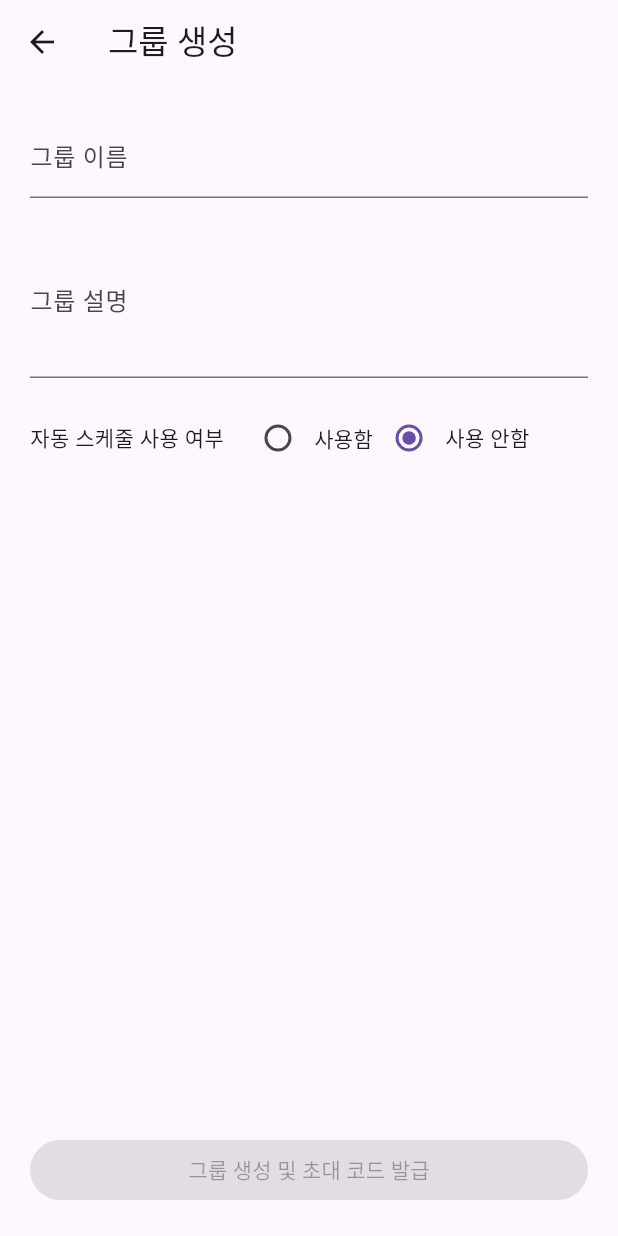
After one commit to DKU-Albamate/capstone1_albamate, a Flutter app: the CreateGroupPage screen opened directly, on a phone screen of 412 x 824 dp. The commit adds this screen. Run offline on Flutter 3.47's test engine with Material 3 defaults, Android fonts, the phone set to English and light mode, and no system bars; our stand-ins replace cloud_firestore, firebase_auth, firebase_core, syncfusion_flutter_calendar; accounts and stored records are empty.

Commit message:
그룹 생성 UI 구현

```diff
--- a/albamate_sample/lib/component/home_navigation.dart
+++ b/albamate_sample/lib/component/home_navigation_boss.dart
@@ -1,7 +1,7 @@
 import 'package:flutter/material.dart';
 import '../screen/homePage/boss/boss_homecalendar.dart';
 import '../screen/homePage/boss/boss_mypage.dart';
-import '../screen/homePage/boss/boss_homegroup.dart';
+import '../screen/homePage/boss/boss_group.dart';
 
 class HomeNavigation extends StatelessWidget {
   final int currentIndex; // 현재 선택된 페이지 인덱스
--- a/albamate_sample/lib/screen/homePage/boss/boss_homeCalendar.dart
+++ b/albamate_sample/lib/screen/homePage/boss/boss_homeCalendar.dart
@@ -1,6 +1,6 @@
 import 'package:flutter/material.dart';
 import 'package:syncfusion_flutter_calendar/calendar.dart';
-import '/component/home_navigation.dart';
+import '/component/home_navigation_boss.dart';
 
 class BossHomecalendar extends StatefulWidget {
   const BossHomecalendar({super.key});
--- a/albamate_sample/lib/screen/homePage/boss/boss_mypage.dart
+++ b/albamate_sample/lib/screen/homePage/boss/boss_mypage.dart
@@ -1,5 +1,5 @@
 import 'package:flutter/material.dart';
-import '/component/home_navigation.dart';
+import '/component/home_navigation_boss.dart';
 
 class BossMypage extends StatelessWidget {
   const BossMypage({super.key});
--- /dev/null
+++ b/albamate_sample/lib/screen/homePage/boss/create_group.dart
@@ -0,0 +1,80 @@
+import 'package:flutter/material.dart';
+
+class CreateGroupPage extends StatefulWidget {
+  const CreateGroupPage({super.key});
+
+  @override
+  State<CreateGroupPage> createState() => _CreateGroupPageState();
+}
+
+class _CreateGroupPageState extends State<CreateGroupPage> {
+  final TextEditingController _nameController = TextEditingController();
+  final TextEditingController _descController = TextEditingController();
+  bool useAutoSchedule = false;
+
+  bool get isFormValid =>
+      _nameController.text.isNotEmpty && _descController.text.isNotEmpty;
+
+  @override
+  Widget build(BuildContext context) {
+    return Scaffold(
+      appBar: AppBar(title: const Text("그룹 생성")),
+      body: Padding(
+        padding: const EdgeInsets.all(20.0),
+        child: Column(
+          crossAxisAlignment: CrossAxisAlignment.start,
+          children: [
+            TextField(
+              controller: _nameController,
+              decoration: const InputDecoration(labelText: "그룹 이름"),
+              onChanged: (_) => setState(() {}),
+            ),
+            const SizedBox(height: 16),
+            TextField(
+              controller: _descController,
+              maxLines: 3,
+              decoration: const InputDecoration(labelText: "그룹 설명"),
+              onChanged: (_) => setState(() {}),
+            ),
+            const SizedBox(height: 16),
+            Row(
+              children: [
+                const Text("자동 스케줄 사용 여부"),
+                const SizedBox(width: 12),
+                Radio<bool>(
+                  value: true,
+                  groupValue: useAutoSchedule,
+                  onChanged:
+                      (value) => setState(() => useAutoSchedule = value!),
+                ),
+                const Text("사용함"),
+                Radio<bool>(
+                  value: false,
+                  groupValue: useAutoSchedule,
+                  onChanged:
+                      (value) => setState(() => useAutoSchedule = value!),
+                ),
+                const Text("사용 안함"),
+              ],
+            ),
+            const Spacer(),
+            SizedBox(
+              width: double.infinity,
+              child: ElevatedButton(
+                onPressed:
+                    isFormValid
+                        ? () {
+                          // 그룹 생성 API 호출 및 초대 코드 발급 요청
+                          // todo: POST /api/groups 호출
+                          // 초대 코드 발급 구현 시 API를 활용해 초대 코드 클립보드 복사 및 초대 코드 공유 기능 구현 예정
+                        }
+                        : null,
+                child: const Text("그룹 생성 및 초대 코드 발급"),
+              ),
+            ),
+          ],
+        ),
+      ),
+    );
+  }
+}
--- /dev/null
+++ b/albamate_sample/lib/screen/homePage/worker/worker_group.dart
@@ -0,0 +1,15 @@
+import 'package:flutter/material.dart';
+import '../../../component/home_navigation_worker.dart';
+
+class WorkerGroup extends StatelessWidget {
+  const WorkerGroup({super.key});
+
+  @override
+  Widget build(BuildContext context) {
+    return Scaffold(
+      appBar: AppBar(title: const Text('직원 그룹 관리')),
+      body: const Center(child: Text('여기에 그룹 카드 리스트가 나옵니다.')),
+      bottomNavigationBar: const HomeNavigationWorker(currentIndex: 0),
+    );
+  }
+}
--- /dev/null
+++ b/albamate_sample/lib/screen/homePage/worker/worker_mypage.dart
@@ -0,0 +1,15 @@
+import 'package:flutter/material.dart';
+import '../../../component/home_navigation_worker.dart';
+
+class WorkerMyPage extends StatelessWidget {
+  const WorkerMyPage({super.key});
+
+  @override
+  Widget build(BuildContext context) {
+    return Scaffold(
+      appBar: AppBar(title: const Text('직원 마이페이지')),
+      body: const Center(child: Text('직원 정보 및 설정 페이지')),
+      bottomNavigationBar: const HomeNavigationWorker(currentIndex: 2), // ✅ 추가
+    );
+  }
+}
--- a/albamate_sample/lib/screen/login/login_step2.dart
+++ b/albamate_sample/lib/screen/login/login_step2.dart
@@ -58,7 +58,7 @@ class _LoginPasswordScreenState extends State<LoginPasswordScreen> {
         else if (role == '알바생') {
           Navigator.pushReplacement(
             context,
-            MaterialPageRoute(builder: (context) => WorkerPage()),
+            MaterialPageRoute(builder: (context) => WorkerHomecalendar()),
           );
         } else {
           // 직책이 비정상일 때
```
Also changed, not shown: albamate_sample/lib/component/home_navigation_worker.dart (added, +47 -0 lines), albamate_sample/lib/main.dart (+12 -7 lines), albamate_sample/lib/screen/groupPage/groupHome.dart (added, +49 -0 lines), albamate_sample/lib/screen/homePage/boss/boss_group.dart (added, +48 -0 lines), albamate_sample/lib/screen/homePage/boss/boss_homeGroup.dart (deleted, +0 -15 lines), albamate_sample/lib/screen/homePage/boss/edit_group.dart (added, +94 -0 lines), albamate_sample/lib/screen/homePage/boss/group_card.dart (added, +119 -0 lines), albamate_sample/lib/screen/homePage/worker/worker_homecalendar.dart (+8 -6 lines), 1 other file.
